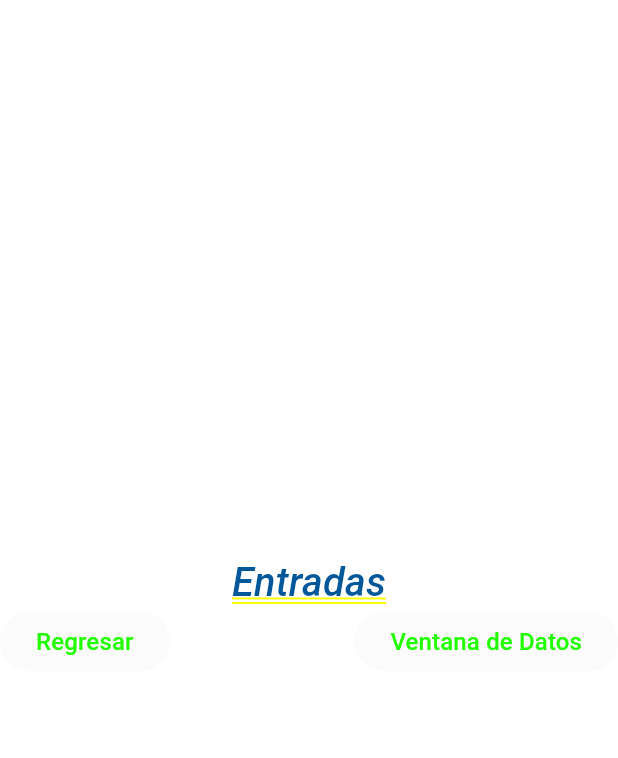
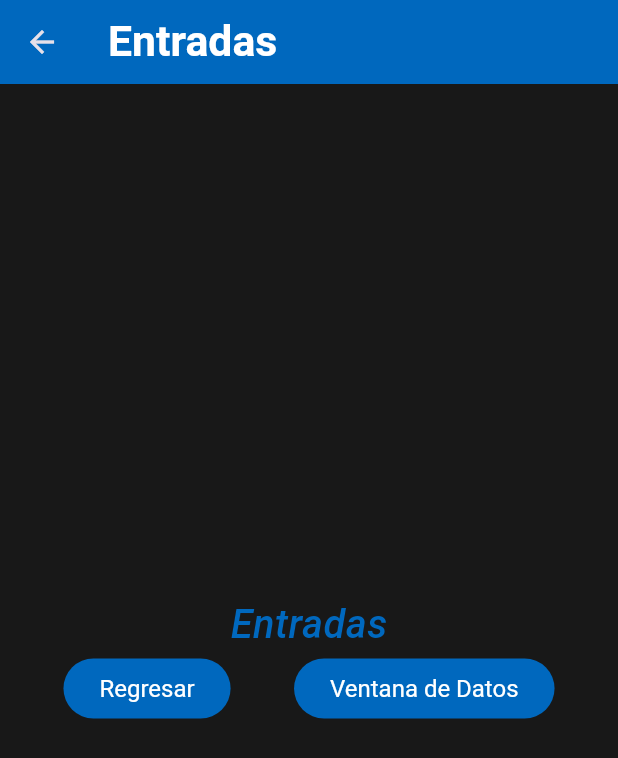
Before and after one commit to Migue0301/componentes_flutter, a Flutter app: the screen it shows after launch, after a tap on "Entradas", on a phone screen of 412 x 824 dp. Shown: the top 758 px of the screen. Run offline on Flutter 3.47's test engine with Material 3 defaults, Android fonts, the phone set to English and light mode, and no system bars; our stand-ins replace google_fonts; Roboto replaces fonts that are missing (Acme).

Commit message:
Changing the AppThme

```diff
--- a/lib/screens/home_screen.dart
+++ b/lib/screens/home_screen.dart
@@ -22,8 +22,14 @@ class HomeScreen extends StatelessWidget {
             subtitle: Text(
               'Introduciendo valores',
             style: AppTheme.darkTheme.textTheme.bodySmall),
-            leading: const Icon(Icons.input),
-            trailing: const Icon(Icons.arrow_right_alt_rounded),
+            leading: IconTheme(
+              data: AppTheme.darkTheme.iconTheme,
+              child: const Icon(Icons.input),
+            ),
+            trailing: IconTheme(
+              data: AppTheme.darkTheme.iconTheme,
+              child: const Icon(Icons.arrow_circle_right_rounded),
+            ),
             onTap: () {
               final ruta1 = MaterialPageRoute(builder: (context) {
                 return const InputsScreen();
@@ -37,9 +43,16 @@ class HomeScreen extends StatelessWidget {
               'Listview.builder',
             style: AppTheme.darkTheme.textTheme.headlineLarge,
             ),
-            subtitle: const Text('Lista con scroll infinito'),
-            leading: const Icon(Icons.list),
-            trailing: const Icon(Icons.arrow_circle_right_rounded),
+            subtitle: Text('Lista con scroll infinito',
+            style: AppTheme.darkTheme.textTheme.bodySmall),
+            leading: IconTheme(
+              data: AppTheme.darkTheme.iconTheme,
+              child: const Icon(Icons.list),
+            ),
+            trailing: IconTheme(
+              data: AppTheme.darkTheme.iconTheme,
+              child: const Icon(Icons.arrow_circle_right_rounded),
+            ),
           ),
           const Divider(),
           ListTile(
@@ -47,9 +60,16 @@ class HomeScreen extends StatelessWidget {
               'Notificaciones',
             style: AppTheme.darkTheme.textTheme.headlineLarge,
             ),
-            subtitle: const Text('Mostrar una notificación'),
-            leading: const Icon(Icons.notification_add),
-            trailing: const Icon(Icons.arrow_right_alt_rounded),
+            subtitle: Text('Mostrar una notificación',
+            style: AppTheme.darkTheme.textTheme.bodySmall),
+            leading: IconTheme(
+              data: AppTheme.darkTheme.iconTheme,
+              child: const Icon(Icons.notification_add),
+            ),
+            trailing: IconTheme(
+              data: AppTheme.darkTheme.iconTheme,
+              child: const Icon(Icons.arrow_circle_right_rounded),
+            ),
           ),
         ],
       ),
--- a/lib/screens/inputs_screen.dart
+++ b/lib/screens/inputs_screen.dart
@@ -11,7 +11,10 @@ class InputsScreen extends StatefulWidget {
 class _InputsScreenState extends State<InputsScreen> {
   @override
   Widget build(BuildContext context) {
-    return Column(
+    return Scaffold(
+      appBar: AppBar(title: const Text('Entradas'),
+      ),
+      body: Column(
         mainAxisAlignment: MainAxisAlignment.center,
         children: [
           Text(
@@ -19,7 +22,7 @@ class _InputsScreenState extends State<InputsScreen> {
             style: AppTheme.darkTheme.textTheme.headlineLarge,
           ),
           Row(
-          mainAxisAlignment: MainAxisAlignment.spaceBetween,
+            mainAxisAlignment: MainAxisAlignment.spaceEvenly,
             children: [
               ElevatedButton(
                 onPressed: null,
@@ -38,6 +41,7 @@ class _InputsScreenState extends State<InputsScreen> {
             ],
           ),
         ],
+      ),
     );
   }
 }
--- a/lib/theme/app_theme.dart
+++ b/lib/theme/app_theme.dart
@@ -4,20 +4,44 @@ import 'package:google_fonts/google_fonts.dart';
 
 class AppTheme{
   // Constante de color primario
-  static const primaryColor = Color.fromARGB(255, 0, 88, 155);
+  static const primaryColor = Color.fromARGB(255, 0, 104, 190);
   // Constante de color secundario
-  static const secondaryColor = Color.fromARGB(255, 34, 255, 0);
+  static const secondaryColor = Color.fromARGB(255, 255, 255, 255);
   // Constante de color de fondo
   static const backColor = Color.fromARGB(255, 24, 24, 24);
   // Constante de tema
   static final ThemeData darkTheme = ThemeData.dark().copyWith(
     scaffoldBackgroundColor: backColor,
-    appBarTheme: const AppBarTheme(color: primaryColor,
+    appBarTheme: AppBarTheme(
+      color: primaryColor,
+      titleTextStyle: GoogleFonts.aBeeZee(
+        color: Colors.white,
+        fontSize: 28.5,
+        fontWeight: FontWeight.bold,
+      ),
+    ),
+    iconTheme: const IconThemeData(
+      color: primaryColor,
+      size: 35.0,
+    ),
+    elevatedButtonTheme: ElevatedButtonThemeData(
+      style: ButtonStyle(
+        backgroundColor: MaterialStateProperty.all(
+          primaryColor,
+        ),
+        foregroundColor: MaterialStateProperty.all(
+          Colors.white,
+        ),
+        textStyle: MaterialStateProperty.all(
+          GoogleFonts.pacifico(fontSize: 25.0),
+        )
+      ),
     ),
     textTheme: TextTheme(
       // Títulos muy grandes
       headlineLarge: GoogleFonts.acme(
         color: primaryColor,
+
         fontSize: 26.5,
         fontWeight: FontWeight.w500,
         fontStyle: FontStyle.italic,
```
Lines whose indentation alone changed are shown as unchanged.
